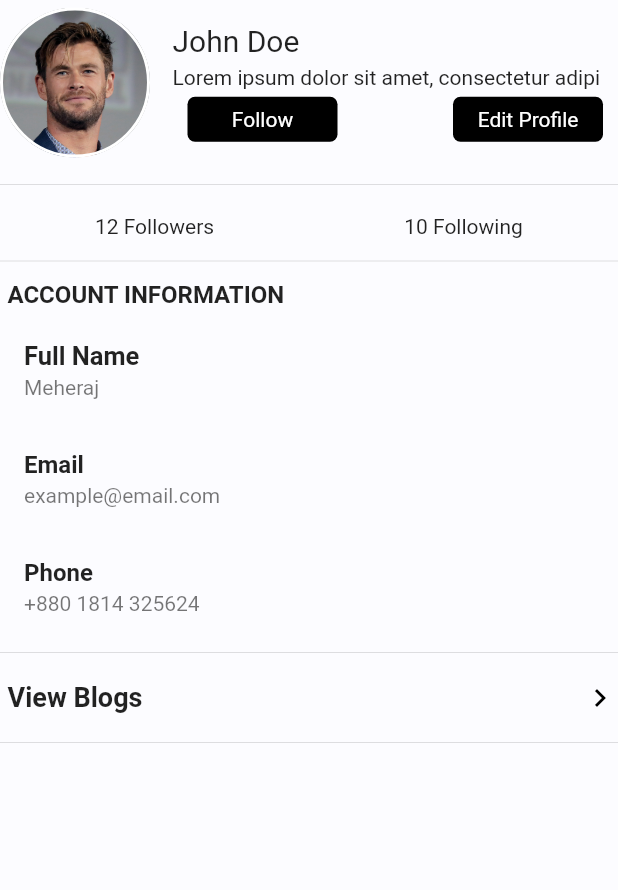
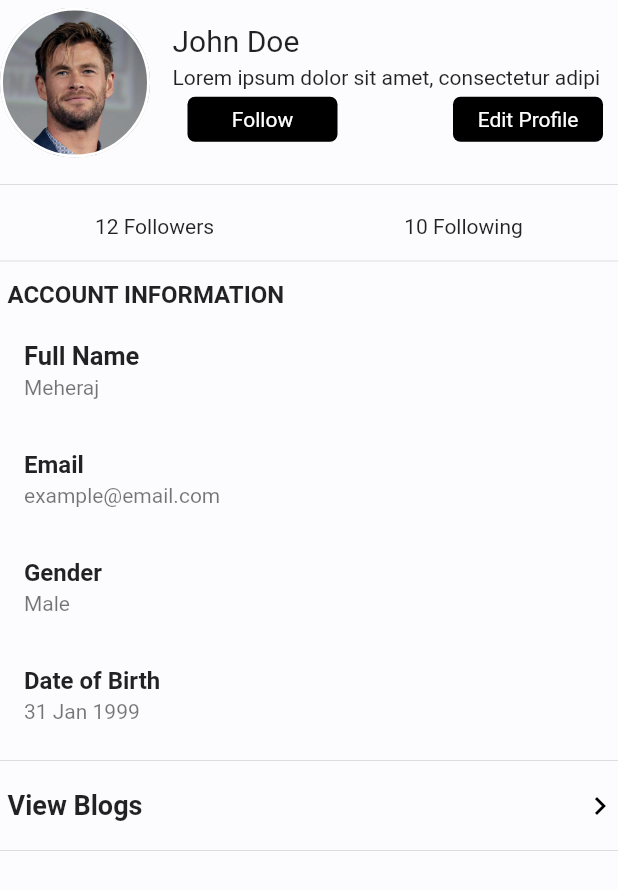
Before and after one commit to MeherajUlMahmmud/DevBlog, a Flutter app: the ProfileScreen screen opened directly, on a phone screen of 412 x 824 dp. Shown: the top 890 px of the screen. Run offline on Flutter 3.47's test engine with Material 2 defaults, Android fonts, the phone set to English and light mode, and no system bars; our stand-ins replace image_cropper, image_picker, shared_preferences; accounts and stored records are empty.

Commit message:
Update profile_screen.dart

```diff
--- a/flutter_mobile/lib/screens/user_screens/profile_screen.dart
+++ b/flutter_mobile/lib/screens/user_screens/profile_screen.dart
@@ -1,7 +1,6 @@
 import 'package:DevBlog/screens/blog_screens/my_blogs.dart';
 import 'package:DevBlog/screens/user_screens/edit_profile_screen.dart';
 import 'package:DevBlog/screens/util_screens/full_screen_image.dart';
-import 'package:DevBlog/widgets/blog_card.dart';
 import 'package:flutter/material.dart';
 
 class ProfileScreen extends StatefulWidget {
@@ -203,13 +202,27 @@ class _ProfileScreenState extends State<ProfileScreen> {
             ),
             ListTile(
               title: Text(
-                "Phone",
+                "Gender",
                 style: TextStyle(
                   fontSize: 16,
                   fontWeight: FontWeight.w700,
                 ),
               ),
-              subtitle: Text("+880 1814 325624"),
+              subtitle: Text("Male"),
+              // subtitle: Text(_profile['phone'] == null
+              //     ? "Not Specified"
+              //     : _profile['phone'],
+              // ),
+            ),
+            ListTile(
+              title: Text(
+                "Date of Birth",
+                style: TextStyle(
+                  fontSize: 16,
+                  fontWeight: FontWeight.w700,
+                ),
+              ),
+              subtitle: Text("31 Jan 1999"),
               // subtitle: Text(_profile['phone'] == null
               //     ? "Not Specified"
               //     : _profile['phone'],
@@ -254,16 +267,6 @@ class _ProfileScreenState extends State<ProfileScreen> {
               ),
             ),
             Divider(),
-
-            // Container(
-            //   height: MediaQuery.of(context).size.height * 0.7,
-            //   child: ListView.builder(
-            //     itemCount: 10,
-            //     itemBuilder: (context, index) {
-            //       return BlogCard();
-            //     },
-            //   ),
-            // ),
           ],
         ),
       ),
```
